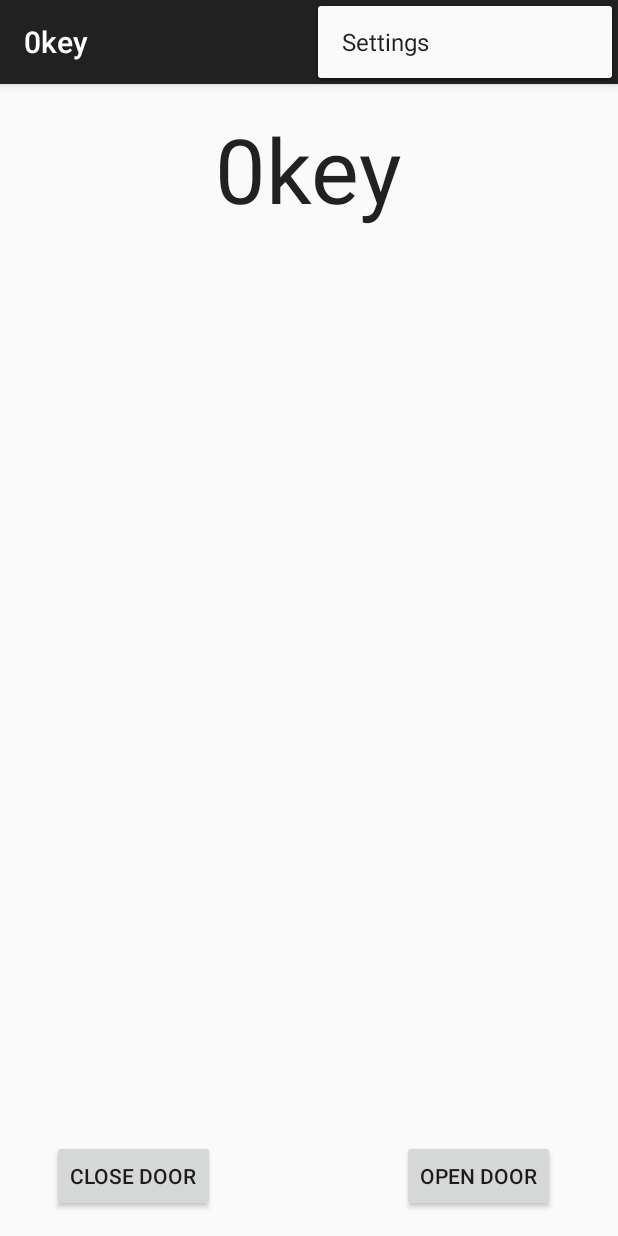
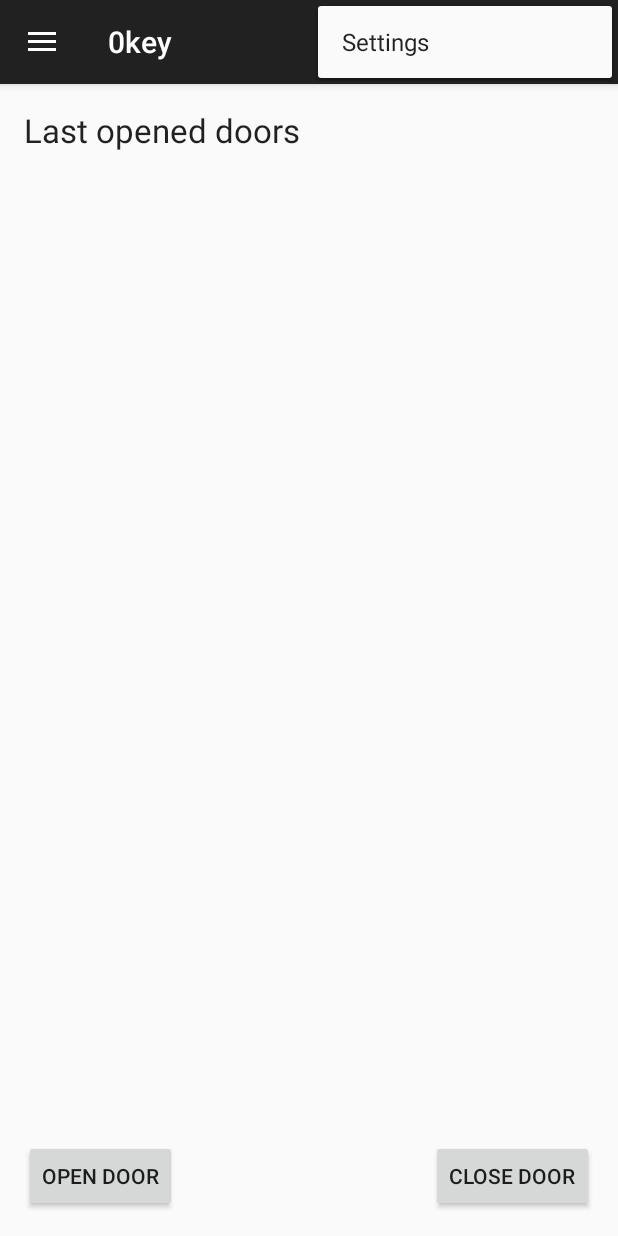
Before and after one commit to IncrementaVentures/0Key-Android, an Android app: the MainActivity screen opened directly, with no data from a screen before it, with the options menu open, on a phone screen of 412 x 824 dp. Run offline under Robolectric (Android 15) with nearby library versions, the phone set to English and light mode, and no system bars; our stand-ins replace ButterKnife; 4 statements that could not run were skipped.

Commit message:
added navigation drawer

```diff
--- a/app/src/main/java/com/incrementaventures/okey/Activities/MainActivity.java
+++ b/app/src/main/java/com/incrementaventures/okey/Activities/MainActivity.java
@@ -1,23 +1,29 @@
 package com.incrementaventures.okey.Activities;
 
+import android.app.FragmentTransaction;
 import android.bluetooth.BluetoothAdapter;
 import android.bluetooth.BluetoothDevice;
 import android.content.Intent;
 import android.content.SharedPreferences;
 import android.content.pm.PackageManager;
+import android.content.res.Configuration;
 import android.os.Bundle;
 import android.preference.PreferenceManager;
+import android.support.v4.widget.DrawerLayout;
 import android.support.v7.app.ActionBarActivity;
+import android.support.v7.app.ActionBarDrawerToggle;
 import android.view.Menu;
 import android.view.MenuItem;
 import android.view.View;
-import android.widget.Button;
+import android.widget.AdapterView;
+import android.widget.ArrayAdapter;
+import android.widget.ListView;
 import android.widget.Toast;
 
 import com.incrementaventures.okey.Bluetooth.BluetoothClient;
 import com.incrementaventures.okey.Fragments.InsertPinFragment;
+import com.incrementaventures.okey.Fragments.MainFragment;
 import com.incrementaventures.okey.Models.Door;
-import com.incrementaventures.okey.Models.Permission;
 import com.incrementaventures.okey.Models.User;
 import com.incrementaventures.okey.R;
 
@@ -28,15 +34,19 @@ import butterknife.ButterKnife;
 public class MainActivity extends ActionBarActivity implements InsertPinFragment.PinDialogListener, User.OnUserBluetoothToActivityResponse, User.OnUserActionsResponse {
     public static final int REQUEST_ENABLE_BT = 1;
 
-    @Bind(R.id.button_open_door)
-    Button openDoorButton;
 
-    @Bind(R.id.button_close_door)
-    Button closeDoorButton;
+    @Bind(R.id.drawer_layout)
+    DrawerLayout mDrawerLayout;
+
+    @Bind(R.id.left_drawer)
+    ListView mDrawerList;
+
+    private User mCurrentUser;
+
+    private String[] mDrawerItems;
+    private ActionBarDrawerToggle mDrawerToggle;
 
 
-    User mCurrentUser;
-    Door mTestDoor;
 
     @Override
     protected void onCreate(Bundle savedInstanceState) {
@@ -44,13 +54,73 @@ public class MainActivity extends ActionBarActivity implements InsertPinFragment
         setContentView(R.layout.activity_main);
         ButterKnife.bind(this);
 
+        drawerSetup();
+
         checkPreferences();
         authenticateUser();
-        setListeners();
+
         checkBluetoothLeSupport();
+    }
 
-        testSetUp();
 
+    public void drawerSetup(){
+        mDrawerItems = new String[] {"Main page", "Doors", "Permissions", "Log"};
+        // Set the adapter for the list view
+        mDrawerList.setAdapter(new ArrayAdapter(this, android.R.layout.simple_list_item_1, mDrawerItems));
+        // Set the list's click listener
+        mDrawerList.setOnItemClickListener(new AdapterView.OnItemClickListener() {
+            @Override
+            public void onItemClick(AdapterView<?> parent, View view, int position, long id) {
+
+            }
+        });
+
+        mDrawerToggle = new ActionBarDrawerToggle(this, mDrawerLayout, R.string.app_name, R.string.app_name){
+            /** Called when a drawer has settled in a completely closed state. */
+            public void onDrawerClosed(View view) {
+                super.onDrawerClosed(view);
+                getSupportActionBar().setTitle(R.string.app_name);
+                invalidateOptionsMenu(); // creates call to onPrepareOptionsMenu()
+            }
+
+            /** Called when a drawer has settled in a completely open state. */
+            public void onDrawerOpened(View drawerView) {
+                super.onDrawerOpened(drawerView);
+                getSupportActionBar().setTitle(R.string.app_name);
+                invalidateOptionsMenu(); // creates call to onPrepareOptionsMenu()
+            }
+        };
+
+        mDrawerLayout.setDrawerListener(mDrawerToggle);
+
+        getSupportActionBar().setDisplayHomeAsUpEnabled(true);
+        getSupportActionBar().setHomeButtonEnabled(true);
+
+
+
+        MainFragment newFragment = new MainFragment();
+        FragmentTransaction transaction = getFragmentManager().beginTransaction();
+
+        // Replace whatever is in the fragment_container view with this fragment,
+        // and add the transaction to the back stack if needed
+        transaction.replace(R.id.content_frame, newFragment);
+        transaction.addToBackStack(null);
+
+        // Commit the transaction
+        transaction.commit();
+    }
+
+    @Override
+    protected void onPostCreate(Bundle savedInstanceState) {
+        super.onPostCreate(savedInstanceState);
+        // Sync the toggle state after onRestoreInstanceState has occurred.
+        mDrawerToggle.syncState();
+    }
+
+    @Override
+    public void onConfigurationChanged(Configuration newConfig) {
+        super.onConfigurationChanged(newConfig);
+        mDrawerToggle.onConfigurationChanged(newConfig);
     }
 
     private void checkPreferences(){
@@ -61,10 +131,12 @@ public class MainActivity extends ActionBarActivity implements InsertPinFragment
         }
     }
 
-    private void testSetUp(){
-        mTestDoor = Door.create("Door", "Test door");
-        Permission permission = Permission.create(mCurrentUser, mTestDoor, 0, "TEST");
-        mCurrentUser.addPermission(permission);
+    @Override
+    public boolean onPrepareOptionsMenu(Menu menu) {
+        // If the nav drawer is open, hide action items related to the content view
+        boolean drawerOpen = mDrawerLayout.isDrawerOpen(mDrawerList);
+
+        return super.onPrepareOptionsMenu(menu);
     }
 
     @Override
@@ -79,36 +151,33 @@ public class MainActivity extends ActionBarActivity implements InsertPinFragment
         // Handle action bar item clicks here. The action bar will
         // automatically handle clicks on the Home/Up button, so long
         // as you specify a parent activity in AndroidManifest.xml.
+
+        if (mDrawerToggle.onOptionsItemSelected(item)) {
+            return true;
+        }
+
         int id = item.getItemId();
 
         //noinspection SimplifiableIfStatement
         if (id == R.id.action_settings) {
-
             Intent intent = new Intent(this, PreferencesActivity.class);
             startActivity(intent);
+            return true;
+        }
+
+        else if (id == R.id.open_door_action) {
+            mCurrentUser.openDoor(Door.create("Test", "TEST DOOR"));
+            return true;
+        }
+
+        else if (id == R.id.close_door_action) {
+            mCurrentUser.closeDoor(Door.create("Test", "TEST DOOR"));
             return true;
         }
 
         return super.onOptionsItemSelected(item);
     }
 
-
-    private void setListeners(){
-
-        openDoorButton.setOnClickListener(new View.OnClickListener() {
-            @Override
-            public void onClick(View v) {
-                mCurrentUser.openDoor(mTestDoor);
-            }
-        });
-
-        closeDoorButton.setOnClickListener(new View.OnClickListener() {
-            @Override
-            public void onClick(View v) {
-                mCurrentUser.closeDoor(mTestDoor);
-            }
-        });
-    }
 
     /**
      * Gets the current user, and if it's null, starts AuthActivity and finishes this activity
@@ -135,7 +204,6 @@ public class MainActivity extends ActionBarActivity implements InsertPinFragment
      */
     @Override
     public void enableBluetooth() {
-        // TODO: implement onResult and ask to open or close the door again.
         Intent enableBtIntent = new Intent(BluetoothAdapter.ACTION_REQUEST_ENABLE);
         startActivityForResult(enableBtIntent, REQUEST_ENABLE_BT);
     }
@@ -150,6 +218,11 @@ public class MainActivity extends ActionBarActivity implements InsertPinFragment
         Toast.makeText(this, R.string.device_found, Toast.LENGTH_SHORT).show();
     }
 
+    @Override
+    public void deviceNotFound() {
+        Toast.makeText(this, R.string.device_not_found, Toast.LENGTH_SHORT).show();
+    }
+
 
     /*
         OnUserActionResponse callbacks
@@ -159,11 +232,10 @@ public class MainActivity extends ActionBarActivity implements InsertPinFragment
         runOnUiThread(new Runnable() {
             @Override
             public void run() {
-                if (state == BluetoothClient.OPEN_MODE){
-                    Toast.makeText(MainActivity.this , R.string.door_opened, Toast.LENGTH_SHORT).show();
-                }
-                else if (state == BluetoothClient.DOOR_ALREADY_OPENED){
-                    Toast.makeText(MainActivity.this , R.string.door_already_opened, Toast.LENGTH_SHORT).show();
+                if (state == BluetoothClient.OPEN_MODE) {
+                    Toast.makeText(MainActivity.this, R.string.door_opened, Toast.LENGTH_SHORT).show();
+                } else if (state == BluetoothClient.DOOR_ALREADY_OPENED) {
+                    Toast.makeText(MainActivity.this, R.string.door_already_opened, Toast.LENGTH_SHORT).show();
                 }
             }
         });
@@ -174,11 +246,10 @@ public class MainActivity extends ActionBarActivity implements InsertPinFragment
         runOnUiThread(new Runnable() {
             @Override
             public void run() {
-                if (state == BluetoothClient.CLOSE_MODE){
-                    Toast.makeText(MainActivity.this , R.string.door_closed, Toast.LENGTH_SHORT).show();
-                }
-                else if (state == BluetoothClient.DOOR_ALREADY_CLOSED){
-                    Toast.makeText(MainActivity.this , R.string.door_already_closed, Toast.LENGTH_SHORT).show();
+                if (state == BluetoothClient.CLOSE_MODE) {
+                    Toast.makeText(MainActivity.this, R.string.door_closed, Toast.LENGTH_SHORT).show();
+                } else if (state == BluetoothClient.DOOR_ALREADY_CLOSED) {
+                    Toast.makeText(MainActivity.this, R.string.door_already_closed, Toast.LENGTH_SHORT).show();
                 }
             }
         });
@@ -217,7 +288,7 @@ public class MainActivity extends ActionBarActivity implements InsertPinFragment
         switch (requestCode){
             case REQUEST_ENABLE_BT:
                 if(resultCode == RESULT_OK){
-                    mCurrentUser.openDoor(mTestDoor);
+                    mCurrentUser.openDoor(Door.create("Test", "TEST"));
                 }
                 break;
             default:
@@ -238,4 +309,5 @@ public class MainActivity extends ActionBarActivity implements InsertPinFragment
     public void onPinDialogNegativeClick() {
         finish();
     }
+
 }
--- a/app/src/main/java/com/incrementaventures/okey/Bluetooth/BluetoothClient.java
+++ b/app/src/main/java/com/incrementaventures/okey/Bluetooth/BluetoothClient.java
@@ -71,6 +71,7 @@ public class BluetoothClient implements BluetoothAdapter.LeScanCallback {
 
     public interface OnBluetoothToUserResponse{
         void deviceFound(BluetoothDevice device, int rssi, byte[] scanRecord);
+        void deviceNotFound();
         void doorOpened(int state);
         void doorClosed(int state);
         void adminAssigned(int state);
@@ -117,6 +118,9 @@ public class BluetoothClient implements BluetoothAdapter.LeScanCallback {
     public void stopScan(){
         mScanning = false;
         mBluetoothAdapter.stopLeScan(this);
+        if (mDevices.size() == 0){
+            mListener.deviceNotFound();
+        }
     }
 
     /*
@@ -127,7 +131,7 @@ public class BluetoothClient implements BluetoothAdapter.LeScanCallback {
 
         mDevices.put(device.hashCode(), device);
         mListener.deviceFound(device, rssi, scanRecord);
-        // TODO: filter devices. Week 3-4.
+        // TODO: filter devices.
         device.connectGatt(mContext, true, mGattCallback);
 
     }
@@ -234,7 +238,7 @@ public class BluetoothClient implements BluetoothAdapter.LeScanCallback {
                     break;
 
                 case FIRST_ADMIN_CONNECTION_MODE:
-                    boolean mNeverConnected = BluetoothProtocol.wasNeverConnected(bytes);
+                    boolean mNeverConnected = BluetoothProtocol.hasNeverConnected(bytes);
                     if (mNeverConnected){
                         BluetoothProtocol.makeFirstAdminConnection(mUserPhone, gatt, characteristic);
                     } else{
@@ -244,7 +248,7 @@ public class BluetoothClient implements BluetoothAdapter.LeScanCallback {
         }
 
         /*
-            Called when the list of services offered by the peripheral are ready to be readed
+            Called when the list of services offered by the peripheral are ready to be read
          */
         @Override
         public void onServicesDiscovered(BluetoothGatt gatt, int status) {
--- a/app/src/main/java/com/incrementaventures/okey/Bluetooth/BluetoothProtocol.java
+++ b/app/src/main/java/com/incrementaventures/okey/Bluetooth/BluetoothProtocol.java
@@ -11,6 +11,21 @@ public class BluetoothProtocol {
     public static final int STATE_CONNECTING = 1;
     public static final int STATE_CONNECTED = 2;
 
+    public static final String IDENTIFICATION_MESSAGE_CODE = "00";
+    public static final String OPEN_CLOSE_MESSAGE_CODE = "01";
+    public static final String MODIFY_PERMISSIONS_MESSAGE_CODE = "02";
+    public static final String FIRST_CONFIGURATION_MESSAGE_CODE = "03";
+
+    public static final int OPEN_ACTION_VALUE = 1;
+    public static final int CLOSE_ACTION_VALUE = 0;
+
+    public static final int CREATE_NEW_PERMISSION = 0;
+    public static final int MODIFY_EXISTING_PERMISSION = 1;
+    public static final int DELETE_PERMISSION = 2;
+
+    public static final int ADMIN_PERMISSION = 0;
+    public static final int PERMANENT_PERMISSION = 1;
+    public static final int TEMPORAL_PERMISSION = 2;
 
 
     public static final String DEVICE_NAME = "Okey";
@@ -48,7 +63,7 @@ public class BluetoothProtocol {
         gatt.writeCharacteristic(characteristic);
     }
 
-    protected static boolean wasNeverConnected(byte[] bytes){
+    protected static boolean hasNeverConnected(byte[] bytes){
         if (bytes.length == 1){
             int value = bytes[0];
             if (value == 1){
--- /dev/null
+++ b/app/src/main/java/com/incrementaventures/okey/Fragments/MainFragment.java
@@ -0,0 +1,83 @@
+package com.incrementaventures.okey.Fragments;
+
+
+import android.app.Fragment;
+import android.os.Bundle;
+import android.view.LayoutInflater;
+import android.view.View;
+import android.view.ViewGroup;
+import android.widget.Button;
+
+import com.incrementaventures.okey.Models.Door;
+import com.incrementaventures.okey.Models.Permission;
+import com.incrementaventures.okey.Models.User;
+import com.incrementaventures.okey.R;
+
+import butterknife.Bind;
+import butterknife.ButterKnife;
+
+/**
+ * A simple {@link Fragment} subclass.
+ */
+public class MainFragment extends Fragment {
+    @Bind(R.id.button_open_door)
+    Button openDoorButton;
+
+    @Bind(R.id.button_close_door)
+    Button closeDoorButton;
+
+    User mCurrentUser;
+    Door mTestDoor;
+
+
+    public MainFragment() {
+        // Required empty public constructor
+    }
+
+
+    @Override
+    public View onCreateView(LayoutInflater inflater, ViewGroup container,
+                             Bundle savedInstanceState) {
+        // Inflate the layout for this fragment
+        View v = inflater.inflate(R.layout.fragment_main, container, false);
+        ButterKnife.bind(this, v);
+
+        authenticateUser();
+        setListeners();
+        testSetUp();
+
+        return v;
+
+    }
+
+
+    private void authenticateUser(){
+        mCurrentUser = User.getLoggedUser(getActivity());
+    }
+
+    private void setListeners(){
+
+        openDoorButton.setOnClickListener(new View.OnClickListener() {
+            @Override
+            public void onClick(View v) {
+                mCurrentUser.openDoor(mTestDoor);
+            }
+        });
+
+        closeDoorButton.setOnClickListener(new View.OnClickListener() {
+            @Override
+            public void onClick(View v) {
+                mCurrentUser.closeDoor(mTestDoor);
+            }
+        });
+    }
+
+
+    private void testSetUp(){
+        mTestDoor = Door.create("Door", "Test door");
+        Permission permission = Permission.create(mCurrentUser, mTestDoor, 0, "TEST");
+        mCurrentUser.addPermission(permission);
+    }
+
+
+}
--- a/app/src/main/java/com/incrementaventures/okey/Models/User.java
+++ b/app/src/main/java/com/incrementaventures/okey/Models/User.java
@@ -39,6 +39,7 @@ public class User implements BluetoothClient.OnBluetoothToUserResponse {
         void enableBluetooth();
         void bluetoothNotSupported();
         void deviceFound(BluetoothDevice device, int rssi, byte[] scanRecord);
+        void deviceNotFound();
     }
 
     public interface OnUserActionsResponse{
@@ -51,6 +52,11 @@ public class User implements BluetoothClient.OnBluetoothToUserResponse {
     @Override
     public void deviceFound(BluetoothDevice device, int rssi, byte[] scanRecord) {
         mBluetoothListener.deviceFound(device, rssi, scanRecord);
+    }
+
+    @Override
+    public void deviceNotFound() {
+        mBluetoothListener.deviceNotFound();
     }
 
     @Override
--- a/app/src/main/res/layout/activity_main.xml
+++ b/app/src/main/res/layout/activity_main.xml
@@ -1,36 +1,20 @@
-<RelativeLayout xmlns:android="http://schemas.android.com/apk/res/android"
-    xmlns:tools="http://schemas.android.com/tools" android:layout_width="match_parent"
-    android:layout_height="match_parent" android:paddingLeft="@dimen/activity_horizontal_margin"
-    android:paddingRight="@dimen/activity_horizontal_margin"
-    android:paddingTop="@dimen/activity_vertical_margin"
-    android:paddingBottom="@dimen/activity_vertical_margin" tools:context=".MainActivity">
-
-    <Button
-        android:layout_width="wrap_content"
-        android:layout_height="wrap_content"
-        android:text="Open Door"
-        android:id="@+id/button_open_door"
-        android:layout_alignParentBottom="true"
-        android:layout_toRightOf="@+id/textView2"
-        android:layout_toEndOf="@+id/textView2" />
-
-    <Button
-        android:layout_width="wrap_content"
-        android:layout_height="wrap_content"
-        android:text="Close door"
-        android:id="@+id/button_close_door"
-        android:layout_alignParentBottom="true"
-        android:layout_toLeftOf="@+id/textView2"
-        android:layout_toStartOf="@+id/textView2" />
-
-    <TextView
-        android:layout_width="wrap_content"
-        android:layout_height="wrap_content"
-        android:textSize="60dp"
-        android:textAppearance="?android:attr/textAppearanceLarge"
-        android:text="0key"
-        android:id="@+id/textView2"
-        android:layout_alignParentTop="true"
-        android:layout_centerHorizontal="true" />
-
-</RelativeLayout>
+<android.support.v4.widget.DrawerLayout
+    xmlns:android="http://schemas.android.com/apk/res/android"
+    android:id="@+id/drawer_layout"
+    android:layout_width="match_parent"
+    android:layout_height="match_parent">
+    <!-- The main content view -->
+    <FrameLayout
+        android:id="@+id/content_frame"
+        android:layout_width="match_parent"
+        android:layout_height="match_parent" />
+    <!-- The navigation drawer -->
+    <ListView android:id="@+id/left_drawer"
+        android:layout_width="240dp"
+        android:layout_height="match_parent"
+        android:layout_gravity="start"
+        android:choiceMode="singleChoice"
+        android:divider="@android:color/transparent"
+        android:dividerHeight="0dp"
+        android:background="#fff"/>
+</android.support.v4.widget.DrawerLayout>
--- /dev/null
+++ b/app/src/main/res/layout/fragment_main.xml
@@ -0,0 +1,36 @@
+<RelativeLayout xmlns:android="http://schemas.android.com/apk/res/android"
+    xmlns:tools="http://schemas.android.com/tools" android:layout_width="match_parent"
+    android:layout_height="match_parent"
+    android:paddingLeft="@dimen/activity_horizontal_margin"
+    android:paddingRight="@dimen/activity_horizontal_margin"
+    android:paddingTop="@dimen/activity_vertical_margin"
+    android:paddingBottom="@dimen/activity_vertical_margin"
+    tools:context="com.incrementaventures.okey.Fragments.MainFragment">
+
+
+    <Button
+        android:layout_width="wrap_content"
+        android:layout_height="wrap_content"
+        android:text="Open Door"
+        android:id="@+id/button_open_door"
+        android:layout_alignParentBottom="true"
+        android:layout_alignParentStart="true" />
+
+    <Button
+        android:layout_width="wrap_content"
+        android:layout_height="wrap_content"
+        android:text="Close door"
+        android:id="@+id/button_close_door"
+        android:layout_alignParentBottom="true"
+        android:layout_alignParentEnd="true" />
+
+    <TextView
+        android:layout_width="wrap_content"
+        android:layout_height="wrap_content"
+        android:textAppearance="?android:attr/textAppearanceLarge"
+        android:text="Last opened doors"
+        android:id="@+id/textView2"
+        android:layout_alignParentTop="true"
+        android:layout_alignParentStart="true" />
+
+</RelativeLayout>
--- a/app/src/main/res/menu/menu_main.xml
+++ b/app/src/main/res/menu/menu_main.xml
@@ -1,6 +1,19 @@
 <menu xmlns:android="http://schemas.android.com/apk/res/android"
     xmlns:app="http://schemas.android.com/apk/res-auto"
     xmlns:tools="http://schemas.android.com/tools" tools:context=".MainActivity">
+
+    <item android:id="@+id/open_door_action"
+          android:title="@string/open_door"
+          android:orderInCategory="1"
+          android:icon="@drawable/open_door"
+          app:showAsAction="always"/>
+
+    <item android:id="@+id/close_door_action"
+          android:title="@string/close_door"
+          android:orderInCategory="2"
+          android:icon="@drawable/close_door"
+          app:showAsAction="always"/>
+
     <item android:id="@+id/action_settings" android:title="@string/action_settings"
         android:orderInCategory="100" app:showAsAction="never" />
 </menu>
--- a/app/src/main/res/values/strings.xml
+++ b/app/src/main/res/values/strings.xml
@@ -12,9 +12,13 @@
     <string name="not_implemented_code_on_result">Not implemented code onResult()</string>
     <string name="ble_not_supported">Bluetooth LE not supported</string>
     <string name="device_found">Device found</string>
+    <string name="device_not_found">Device not found</string>
     <string name="service_discovered">Service discovered</string>
     <string name="door_cant_open">Cant open</string>
     <string name="door_cant_close">Cant close</string>
+
+    <string name="open_door">Open door</string>
+    <string name="close_door">Close door</string>
 
     <string name="door_already_opened"> Already opened</string>
     <string name="door_already_closed"> Already closed</string>
@@ -35,4 +39,7 @@
     <string name="admin_already_assigned">First admin already assigned</string>
     <string name="admin_assigned">First admin assigned</string>
 
+<!-- TODO: Remove or change this placeholder text -->
+    <string name="hello_blank_fragment">Hello blank fragment</string>
+
 </resources>
```
Also changed, not shown: app/src/main/res/drawable/close_door.png (added), app/src/main/res/drawable/open_door.png (added).
